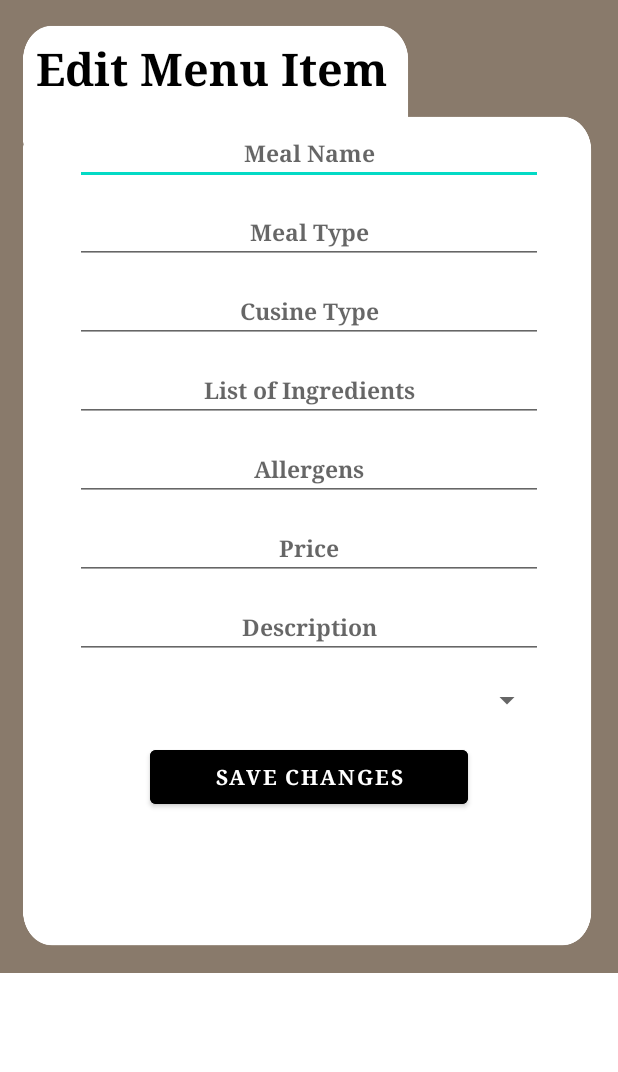
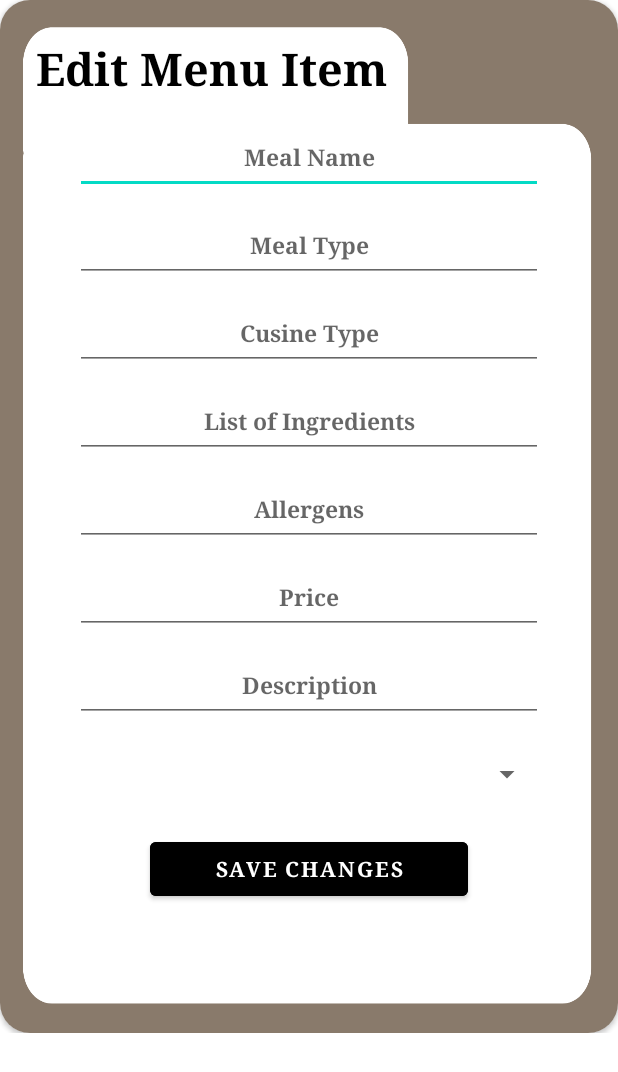
Before and after one commit to NightingaleX03/Mealer-Food-Delivery-App, an Android app: the layout edit_menu_items.xml on its own in the app's theme, with its tools: preview values and no code run, on a phone screen of 412 x 824 dp. Shown: the top 1072 px of the screen. Run offline under Robolectric (Android 15) with nearby library versions, the phone set to English and light mode, and no system bars.

Commit message:
added cardview to editMenu item

```diff
--- a/app/src/main/res/layout/cook_home_page.xml
+++ b/app/src/main/res/layout/cook_home_page.xml
@@ -22,12 +22,12 @@
 
     <Button
         android:id="@+id/addNewItem"
+        android:layout_below="@id/listview2"
         android:layout_width="match_parent"
         android:layout_height="wrap_content"
         android:layout_marginStart="100dp"
-        android:layout_marginTop="500dp"
+        android:layout_marginTop="-175dp"
         android:layout_marginEnd="100dp"
-        android:layout_marginBottom="20dp"
         android:backgroundTint="@color/black"
         android:clickable="true"
         android:text="Add New Menu Item"
@@ -43,7 +43,7 @@
         android:text="Menu Items"
         android:typeface="serif"
         android:layout_marginStart="50dp"
-        android:layout_marginTop="170dp"
+        android:layout_marginTop="175dp"
         android:layout_marginEnd="50dp"
         android:layout_marginBottom="5dp"
         android:textColor="@color/black"
@@ -58,7 +58,7 @@
         android:layout_marginStart="50dp"
         android:layout_marginTop="10dp"
         android:layout_marginEnd="50dp"
-        android:layout_marginBottom="235dp"
+        android:layout_marginBottom="200dp"
         />
 
 </RelativeLayout>
--- a/app/src/main/res/layout/edit_menu_items.xml
+++ b/app/src/main/res/layout/edit_menu_items.xml
@@ -1,9 +1,23 @@
 <?xml version="1.0" encoding="utf-8"?>
 <RelativeLayout xmlns:android="http://schemas.android.com/apk/res/android"
+    xmlns:tools="http://schemas.android.com/tools"
+    android:layout_width="match_parent"
+    xmlns:app="http://schemas.android.com/apk/res-auto"
+    android:gravity="center"
+    android:layout_height="wrap_content"
+    android:layout_marginBottom="135dp"
+    >
+
+    <androidx.cardview.widget.CardView
         android:layout_width="match_parent"
         android:layout_height="wrap_content"
-    android:background="@drawable/dialog_box"
-    android:layout_marginBottom="175dp">
+        app:cardCornerRadius="20dp"
+        >
+
+    <RelativeLayout
+        android:layout_width="match_parent"
+        android:layout_height="wrap_content"
+        android:background="@drawable/dialog_box">
 
     <TextView
         android:layout_width="match_parent"
@@ -22,153 +36,164 @@
         android:textSize="30dp"/>
 
         <EditText
+            android:id="@+id/itemName"
             android:layout_width="match_parent"
             android:layout_height="wrap_content"
+            android:layout_below="@id/title"
             android:layout_gravity="center"
-        android:hint="Meal Name"
-        android:textAlignment="center"
-        android:layout_below="@id/title"
-        android:id="@+id/itemName"
-        android:typeface="serif"
             android:layout_marginStart="50dp"
             android:layout_marginTop="10dp"
             android:layout_marginEnd="50dp"
             android:layout_marginBottom="5dp"
+            android:hint="Meal Name"
+            android:minHeight="48dp"
+            android:textAlignment="center"
             android:textColor="@color/black"
+            android:textSize="15dp"
             android:textStyle="bold"
-        android:textSize="15dp"/>
+            android:typeface="serif" />
 
 
         <EditText
+            android:id="@+id/mealType"
             android:layout_width="match_parent"
             android:layout_height="wrap_content"
+            android:layout_below="@id/itemName"
             android:layout_gravity="center"
-        android:hint="Meal Type"
-        android:textAlignment="center"
-        android:layout_below="@id/itemName"
-        android:id="@+id/mealType"
-        android:typeface="serif"
             android:layout_marginStart="50dp"
             android:layout_marginTop="5dp"
             android:layout_marginEnd="50dp"
             android:layout_marginBottom="5dp"
+            android:hint="Meal Type"
+            android:minHeight="48dp"
+            android:textAlignment="center"
             android:textColor="@color/black"
+            android:textSize="15dp"
             android:textStyle="bold"
-        android:textSize="15dp"/>
+            android:typeface="serif" />
 
         <EditText
+            android:id="@+id/cusineType"
             android:layout_width="match_parent"
             android:layout_height="wrap_content"
+            android:layout_below="@id/mealType"
             android:layout_gravity="center"
-        android:hint="Cusine Type"
-        android:textAlignment="center"
-        android:layout_below="@id/mealType"
-        android:id="@+id/cusineType"
-        android:typeface="serif"
             android:layout_marginStart="50dp"
             android:layout_marginTop="5dp"
             android:layout_marginEnd="50dp"
             android:layout_marginBottom="5dp"
+            android:hint="Cusine Type"
+            android:minHeight="48dp"
+            android:textAlignment="center"
             android:textColor="@color/black"
+            android:textSize="15dp"
             android:textStyle="bold"
-        android:textSize="15dp"/>
+            android:typeface="serif" />
 
         <EditText
+            android:id="@+id/listOfIngredients"
             android:layout_width="match_parent"
             android:layout_height="wrap_content"
+            android:layout_below="@id/cusineType"
             android:layout_gravity="center"
-        android:hint="List of Ingredients"
-        android:textAlignment="center"
-        android:layout_below="@id/cusineType"
-        android:id="@+id/listOfIngredients"
-        android:typeface="serif"
             android:layout_marginStart="50dp"
             android:layout_marginTop="5dp"
             android:layout_marginEnd="50dp"
             android:layout_marginBottom="5dp"
+            android:hint="List of Ingredients"
+            android:minHeight="48dp"
+            android:textAlignment="center"
             android:textColor="@color/black"
+            android:textSize="15dp"
             android:textStyle="bold"
-        android:textSize="15dp"/>
+            android:typeface="serif" />
 
         <EditText
+            android:id="@+id/allergens"
             android:layout_width="match_parent"
             android:layout_height="wrap_content"
+            android:layout_below="@id/listOfIngredients"
             android:layout_gravity="center"
-        android:hint = "Allergens"
-        android:textAlignment="center"
-        android:layout_below="@id/listOfIngredients"
-        android:id="@+id/allergens"
-        android:typeface="serif"
             android:layout_marginStart="50dp"
             android:layout_marginTop="5dp"
             android:layout_marginEnd="50dp"
             android:layout_marginBottom="5dp"
+            android:hint="Allergens"
+            android:minHeight="48dp"
+            android:textAlignment="center"
             android:textColor="@color/black"
+            android:textSize="15dp"
             android:textStyle="bold"
-        android:textSize="15dp"/>
+            android:typeface="serif" />
 
         <EditText
+            android:id="@+id/price"
             android:layout_width="match_parent"
             android:layout_height="wrap_content"
+            android:layout_below="@id/allergens"
             android:layout_gravity="center"
-        android:hint="Price"
-        android:textAlignment="center"
-        android:layout_below="@id/allergens"
-        android:id="@+id/price"
-        android:typeface="serif"
             android:layout_marginStart="50dp"
             android:layout_marginTop="5dp"
             android:layout_marginEnd="50dp"
             android:layout_marginBottom="5dp"
+            android:hint="Price"
+            android:minHeight="48dp"
+            android:textAlignment="center"
             android:textColor="@color/black"
+            android:textSize="15dp"
             android:textStyle="bold"
-        android:textSize="15dp"/>
+            android:typeface="serif" />
 
         <EditText
+            android:id="@+id/description"
             android:layout_width="match_parent"
             android:layout_height="wrap_content"
+            android:layout_below="@id/price"
             android:layout_gravity="center"
-        android:hint="Description"
-        android:textAlignment="center"
-        android:layout_below="@id/price"
-        android:id="@+id/description"
-        android:typeface="serif"
             android:layout_marginStart="50dp"
             android:layout_marginTop="5dp"
             android:layout_marginEnd="50dp"
             android:layout_marginBottom="5dp"
+            android:hint="Description"
+            android:minHeight="48dp"
+            android:textAlignment="center"
             android:textColor="@color/black"
+            android:textSize="15dp"
             android:textStyle="bold"
-        android:textSize="15dp"/>
+            android:typeface="serif" />
 
         <Spinner
             android:id="@+id/spinner_availability"
             android:layout_width="match_parent"
             android:layout_height="wrap_content"
-        android:spinnerMode="dropdown"
             android:layout_below="@id/description"
             android:layout_marginStart="50dp"
-        android:layout_marginTop="10dp"
+            android:layout_marginTop="5dp"
             android:layout_marginEnd="50dp"
             android:layout_marginBottom="10dp"
+            android:minHeight="48dp"
+            android:spinnerMode="dropdown"
             android:textAlignment="center"
-        />
+            android:autofillHints="Available/Unavailable"
+            tools:ignore="SpeakableTextPresentCheck" />
 
 
         <Button
+            android:id="@+id/btnsaveChanges"
             android:layout_width="match_parent"
             android:layout_height="wrap_content"
             android:layout_below="@id/spinner_availability"
             android:layout_marginStart="100dp"
             android:layout_marginTop="5dp"
             android:layout_marginEnd="100dp"
-        android:id="@+id/btnsaveChanges"
+            android:backgroundTint="@color/black"
+            android:minHeight="48dp"
             android:text="Save Changes"
-        android:typeface="serif"
-        android:backgroundTint="@color/black"
             android:textColor="@color/white"
             android:textStyle="bold"
-        />
-
+            android:typeface="serif" />
 
     </RelativeLayout>
+
+    </androidx.cardview.widget.CardView>
+</RelativeLayout>
```
Lines whose indentation alone changed are shown as unchanged.
